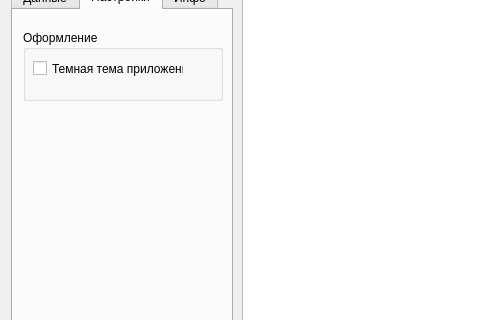
This is cpclient.ui in ruhose73/Koftan as Qt 5 draws it before an edit; both pictures show x 0 to 480 and y 266 to 586 of the 1280 by 720 pixel window. The edited form follows.
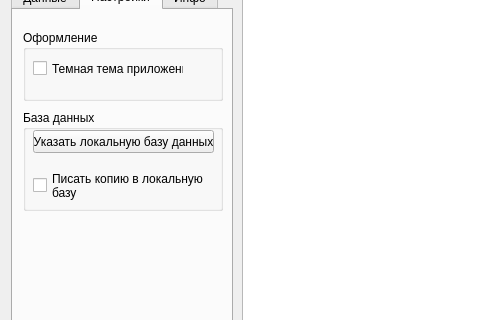
This is the edited form. The open tabs and pages were chosen to show the change.

The edit to the form file:
```diff
--- a/cpclient.ui
+++ b/cpclient.ui
@@ -354,6 +354,46 @@
         </property>
        </widget>
       </widget>
+      <widget class="QGroupBox" name="groupBox_3">
+       <property name="geometry">
+        <rect>
+         <x>10</x>
+         <y>100</y>
+         <width>200</width>
+         <height>101</height>
+        </rect>
+       </property>
+       <property name="title">
+        <string>База данных</string>
+       </property>
+       <widget class="QPushButton" name="pushButton_2">
+        <property name="geometry">
+         <rect>
+          <x>10</x>
+          <y>20</y>
+          <width>181</width>
+          <height>23</height>
+         </rect>
+        </property>
+        <property name="text">
+         <string>Указать локальную базу данных</string>
+        </property>
+       </widget>
+       <widget class="QCheckBox" name="checkBox_2">
+        <property name="geometry">
+         <rect>
+          <x>10</x>
+          <y>60</y>
+          <width>181</width>
+          <height>31</height>
+         </rect>
+        </property>
+        <property name="text">
+         <string>Писать копию в локальную 
+базу</string>
+        </property>
+       </widget>
+      </widget>
      </widget>
      <widget class="QWidget" name="tab_2">
       <attribute name="title">
```
Left out of the diff: 31 changed lines with no effect on the pictures.
